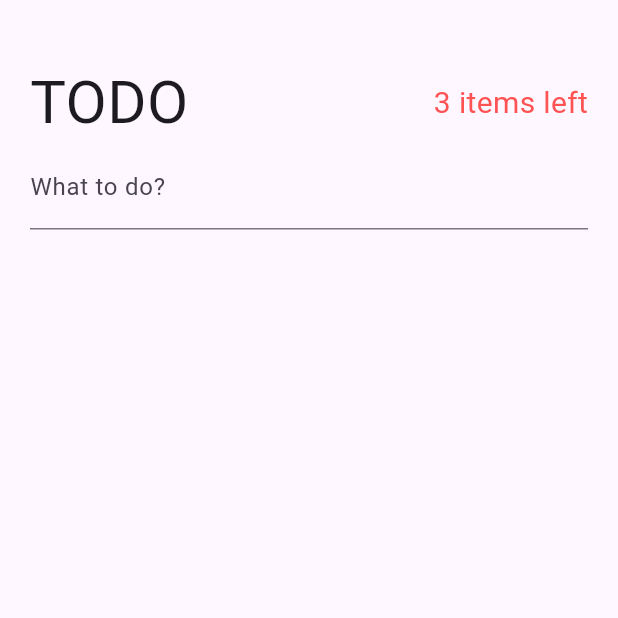
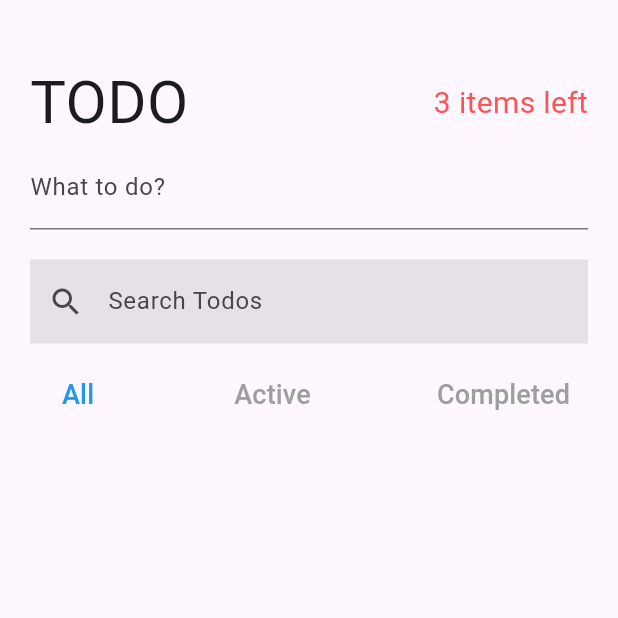
Before and after one commit to dodocap/flutter-todo-provider, a Flutter app: the screen it shows after launch, on a phone screen of 412 x 824 dp, the top half of it. Run offline on Flutter 3.47's test engine with Material 3 defaults, Android fonts, the phone set to English and light mode, and no system bars; our stand-ins replace equatable.

Commit message:
feat: Create SearchAndFilterTodo Widget

```diff
--- a/lib/pages/todos_page.dart
+++ b/lib/pages/todos_page.dart
@@ -1,6 +1,6 @@
 import 'package:flutter/material.dart';
 import 'package:provider/provider.dart';
-import 'package:todo_provider/providers/active_todo_count.dart';
+import 'package:todo_provider/model/todo_model.dart';
 import 'package:todo_provider/providers/providers.dart';
 
 class TodosPage extends StatefulWidget {
@@ -24,7 +24,9 @@ class _TodosPageState extends State<TodosPage> {
             child: Column(
               children: [
                 TodoHeader(),
-                CreateTodo()
+                CreateTodo(),
+                SizedBox(height: 20.0),
+                SearchAndFilterTodo()
               ],
             ),
           ),
@@ -88,3 +90,53 @@ class _CreateTodoState extends State<CreateTodo> {
     );
   }
 }
+
+class SearchAndFilterTodo extends StatelessWidget {
+  const SearchAndFilterTodo({super.key});
+
+  @override
+  Widget build(BuildContext context) {
+    return Column(
+      children: [
+        TextField(
+          decoration: const InputDecoration(
+            labelText: 'Search Todos',
+            border: InputBorder.none,
+            filled: true,
+            prefixIcon: Icon(Icons.search),
+          ),
+          onChanged: (newSearchTerm) {
+            context.read<TodoSearch>().setSearchTerm(newSearchTerm);
+          },
+        ),
+        const SizedBox(height: 10.0),
+        Row(
+          mainAxisAlignment: MainAxisAlignment.spaceBetween,
+          children: [
+            filterButton(context, Filter.all),
+            filterButton(context, Filter.active),
+            filterButton(context, Filter.completed),
+          ],
+        )
+      ],
+    );
+  }
+
+  Widget filterButton(BuildContext context, Filter filter) {
+    return TextButton(
+      onPressed: () => context.read<TodoFilter>().changeFilter(filter),
+      child: Text(filter == Filter.all ? 'All' : filter == Filter.active ? 'Active' : 'Completed',
+        style: TextStyle(
+          fontSize: 18.0,
+          color: textColor(context, filter),
+        ),
+      ),
+    );
+  }
+
+  Color textColor(BuildContext context, Filter filter) {
+    final currentFilter = context.watch<TodoFilter>().state.filter;
+
+    return currentFilter == filter ? Colors.blue : Colors.grey;
+  }
+}
```
